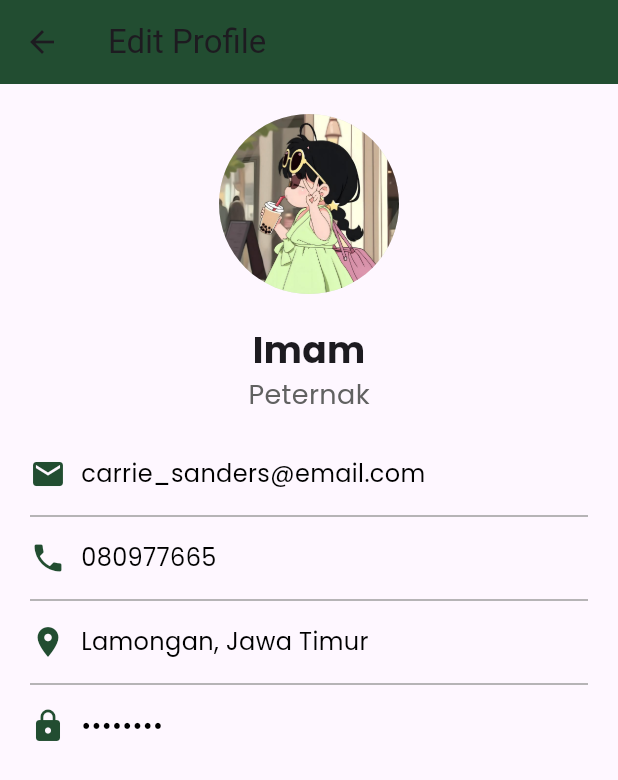
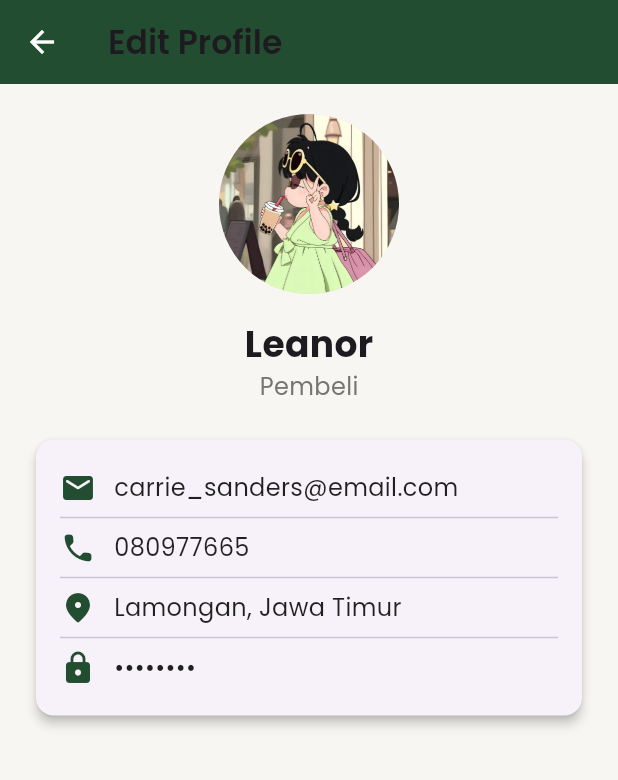
Before and after one commit to faizalisidiq/NatureFarm2, a Flutter app: the ProfilePage screen opened directly, on a phone screen of 412 x 824 dp. Shown: the top 780 px of the screen. Run offline on Flutter 3.47's test engine with Material 3 defaults, Android fonts, the phone set to English and light mode, and no system bars; our stand-ins replace flutter_map, google_fonts, latlong2; network calls fail.

Commit message:
perbaiki tampilan

```diff
--- a/Flutter-App/lib/model/artikel/RepoArtikel.dart
+++ b/Flutter-App/lib/model/artikel/RepoArtikel.dart
@@ -3,9 +3,9 @@ import 'package:http/http.dart' as http;
 import 'package:naturefarm/model/artikel/artikel.dart';
 
 class ApiService {
-  static const String baseUrl =
-      'http://10.0.2.2:8000/api/admin'; // API untuk emulator
-  // static const String baseUrl = 'http://127.0.0.1:8000/api/admin'; // API untuk web
+  //static const String baseUrl =
+      //'http://10.0.2.2:8000/api/admin'; // API untuk emulator
+  static const String baseUrl = 'http://127.0.0.1:8000/api/admin'; // API untuk web
   // static const String baseUrl =
   //     'http://18.138.155.224/api/admin'; // API untuk AWS
 
--- a/Flutter-App/lib/model/hewan/hewan.dart
+++ b/Flutter-App/lib/model/hewan/hewan.dart
@@ -22,8 +22,8 @@ class Hewan {
   factory Hewan.fromJson(Map<String, dynamic> json) {
     // Membuat URL gambar lengkap berdasarkan nama file
     String imageUrl =
-           'http://10.0.2.2:8000/storage/${json['gambar']}'; // API untuk emulator
-        // 'http://127.0.0.1:8000/storage/${json['gambar']}'; // API untuk web
+          // 'http://10.0.2.2:8000/storage/${json['gambar']}'; // API untuk emulator
+        'http://127.0.0.1:8000/storage/${json['gambar']}'; // API untuk web
         // 'http://18.138.155.224/storage/${json['gambar']}'; // API untuk server AWS
 
     return Hewan(
--- a/Flutter-App/lib/model/hewan/repoHewan.dart
+++ b/Flutter-App/lib/model/hewan/repoHewan.dart
@@ -4,8 +4,8 @@ import 'package:naturefarm/model/hewan/hewan.dart';
 
 class RepoHewan {
   final String apiUrl =
-      'http://10.0.2.2:8000/api/admin/hewans'; // API untuk emulator
-  // 'http://127.0.0.1:8000/api/admin/hewans'; // API untuk web
+      //'http://10.0.2.2:8000/api/admin/hewans'; // API untuk emulator
+      'http://127.0.0.1:8000/api/admin/hewans'; // API untuk web
   // 'http://18.138.155.224/api/admin/hewans'; // API untuk AWS
 
   Future<List<Hewan>> getData() async {
--- a/Flutter-App/lib/model/pakan/RepoPakan.dart
+++ b/Flutter-App/lib/model/pakan/RepoPakan.dart
@@ -4,8 +4,8 @@ import 'package:naturefarm/model/pakan/pakan.dart';
 
 class RepoPakan {
   static const String baseUrl =
-      'http://10.0.2.2:8000/api/admin'; // API untuk emulator
-  // 'http://127.0.0.1:8000/api/admin/'; // API untuk web
+     // 'http://10.0.2.2:8000/api/admin'; // API untuk emulator
+  'http://127.0.0.1:8000/api/admin/'; // API untuk web
   // 'http://18.138.155.224/api/admin/'; // API untuk AWS
 
   Future<List<Pakan>> getPakanList() async {
--- a/Flutter-App/lib/pages/artikel/DetailArtikel.dart
+++ b/Flutter-App/lib/pages/artikel/DetailArtikel.dart
@@ -39,8 +39,8 @@ class _ArticleDetailPageState extends State<ArticleDetailPage> {
               ClipRRect(
                 borderRadius: BorderRadius.circular(8),
                 child: Image.network(
-                  'http://10.0.2.2:8000/storage/${widget.article.gambar}',
-                  // 'http://127.0.0.1:8000/storage/${widget.article.gambar}', // API untuk web
+                  //'http://10.0.2.2:8000/storage/${widget.article.gambar}',
+                  'http://127.0.0.1:8000/storage/${widget.article.gambar}', // API untuk web
                   // 'http://18.138.155.224/storage/${widget.article.gambar}', // API untuk AWS
                   width: double.infinity,
                   height: 200,
--- a/Flutter-App/lib/pages/artikel/artikel_page.dart
+++ b/Flutter-App/lib/pages/artikel/artikel_page.dart
@@ -108,8 +108,8 @@ class _ArticleListScreenState extends State<ArticleListScreen> {
                           article.gambar != null && article.gambar!.isNotEmpty
                               ? Image.network(
                                   // 'http://18.138.155.224/storage/${article.gambar}', // API untuk server AWS
-                                  // 'http://127.0.0.1:8000/storage/${article.gambar}', // API untuk web
-                                  'http://10.0.2.2:8000/storage/${article.gambar}', // API untuk Emulator
+                                  'http://127.0.0.1:8000/storage/${article.gambar}', // API untuk web
+                                  //'http://10.0.2.2:8000/storage/${article.gambar}', // API untuk Emulator
                                   width: 80,
                                   height: 80,
                                   fit: BoxFit.cover,
--- a/Flutter-App/lib/pages/pakan/PakanPage.dart
+++ b/Flutter-App/lib/pages/pakan/PakanPage.dart
@@ -118,8 +118,8 @@ class _PakanListScreenState extends State<PakanListScreen> {
                         borderRadius: BorderRadius.circular(8),
                         child: pakan.gambar != null && pakan.gambar!.isNotEmpty
                             ? Image.network(
-                                'http://10.0.2.2:8000/storage/${pakan.gambar}', // API untuk Emulator
-                                // 'http://127.0.0.1:8000/storage/${pakan.gambar}', // API untuk web
+                                //'http://10.0.2.2:8000/storage/${pakan.gambar}', // API untuk Emulator
+                                 'http://127.0.0.1:8000/storage/${pakan.gambar}', // API untuk web
                                 // 'http://18.138.155.224/storage/${pakan.gambar}', // API untuk AWS
                                 width: 80,
                                 height: 80,
--- a/Flutter-App/lib/pages/profile_page.dart
+++ b/Flutter-App/lib/pages/profile_page.dart
@@ -6,57 +6,70 @@ class ProfilePage extends StatelessWidget {
 
   @override
   Widget build(BuildContext context) {
-    final String fullName = "Imam";
-    final String title = "Peternak";
+    final String fullName = "Leanor";
+    final String title = "Pembeli";
     final String email = "carrie_sanders@email.com";
     final String phone = "080977665";
     final String address = "Lamongan, Jawa Timur";
-    final String password = "••••••••"; // Password disembunyikan
+    final String password = "••••••••";
 
     return Scaffold(
+      backgroundColor: const Color(0xFFF7F6F2), // Latar belakang lembut
       appBar: AppBar(
-        title: Text('Edit Profile'),
+        title: Text(
+          'Edit Profile',
+          style: GoogleFonts.poppins(fontWeight: FontWeight.w600),
+        ),
         backgroundColor: const Color(0xFF224D31),
+        iconTheme: const IconThemeData(color: Colors.white),
       ),
-      body: Padding(
+      body: SingleChildScrollView(
         padding: const EdgeInsets.all(20),
         child: Column(
-          crossAxisAlignment: CrossAxisAlignment.start,
           children: [
-            // Profile Photo with circular frame
             Center(
               child: CircleAvatar(
                 radius: 60,
-                backgroundImage: AssetImage('assets/profile_picture.jpg'), // Update with the correct image path
+                backgroundImage: AssetImage('assets/profile_picture.jpg'),
                 backgroundColor: Colors.grey[300],
               ),
             ),
-            const SizedBox(height: 20),
-            // Full Name
-            Center(
-              child: Text(
+            const SizedBox(height: 16),
+            Text(
               fullName,
               style: GoogleFonts.poppins(
                   fontSize: 24, fontWeight: FontWeight.bold),
             ),
-            ),
-            // Title
-            Center(
-              child: Text(
+            Text(
               title,
               style: GoogleFonts.poppins(
-                    fontSize: 18, color: Colors.grey[700]),
+                fontSize: 16,
+                color: Colors.grey[600],
               ),
             ),
             const SizedBox(height: 20),
-            // Divider and Contact Info
-            _buildInfoRow(Icons.email, email),
-            const Divider(color: Colors.grey, thickness: 1),
-            _buildInfoRow(Icons.phone, phone),
-            const Divider(color: Colors.grey, thickness: 1),
-            _buildInfoRow(Icons.location_on, address),
-            const Divider(color: Colors.grey, thickness: 1),
-            _buildInfoRow(Icons.lock, password), // Password section
+            // Card Info
+            Card(
+              elevation: 3,
+              shape: RoundedRectangleBorder(
+                borderRadius: BorderRadius.circular(12),
+              ),
+              child: Padding(
+                padding:
+                    const EdgeInsets.symmetric(vertical: 20, horizontal: 16),
+                child: Column(
+                  children: [
+                    _buildInfoRow(Icons.email_rounded, email),
+                    const Divider(),
+                    _buildInfoRow(Icons.phone_rounded, phone),
+                    const Divider(),
+                    _buildInfoRow(Icons.location_on_rounded, address),
+                    const Divider(),
+                    _buildInfoRow(Icons.lock_rounded, password),
+                  ],
+                ),
+              ),
+            ),
           ],
         ),
       ),
@@ -64,20 +77,20 @@ class ProfilePage extends StatelessWidget {
   }
 
   Widget _buildInfoRow(IconData icon, String info) {
-    return Padding(
-      padding: const EdgeInsets.symmetric(vertical: 8),
-      child: Row(
+    return Row(
       children: [
         Icon(icon, color: const Color(0xFF224D31)),
-          const SizedBox(width: 10),
+        const SizedBox(width: 12),
         Expanded(
           child: Text(
             info,
-              style: GoogleFonts.poppins(fontSize: 16, color: Colors.black),
+            style: GoogleFonts.poppins(
+              fontSize: 16,
+              color: Colors.black87,
+            ),
           ),
         ),
       ],
-      ),
     );
   }
 }
--- a/Flutter-App/lib/services/globals.dart
+++ b/Flutter-App/lib/services/globals.dart
@@ -1,5 +1,5 @@
-const String baseURL = "http://10.0.2.2:8000/api/"; // URL for Android Emulator
-// const String baseURL = "http://127.0.0.1:8000/api/"; // URL for web
+//const String baseURL = "http://10.0.2.2:8000/api/"; // URL for Android Emulator
+const String baseURL = "http://127.0.0.1:8000/api/"; // URL for web
 // const String baseURL = "http://18.138.155.224/api/"; // URL for Android Emulator
 
 const Map<String, String> headers = {
```
Also changed, not shown: Flutter-App/lib/pages/home1_page.dart (+10 -1 lines), Flutter-App/lib/pages/notification_page.dart (added, +80 -0 lines), 2 other files. Lines whose indentation alone changed are shown as unchanged.
